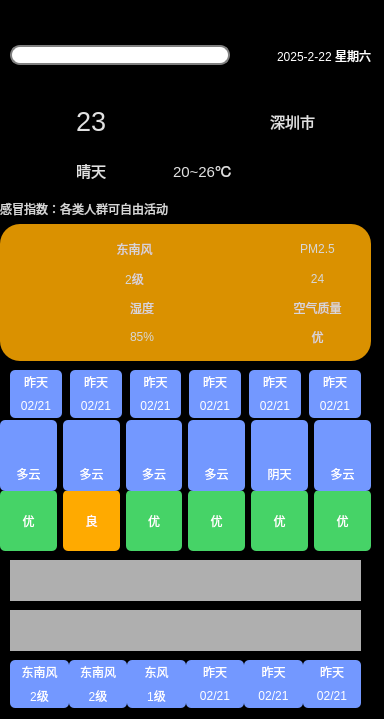
Above: WetherReport/widget.ui from fan0813/WetherReport before the change. Below: the same form after it.
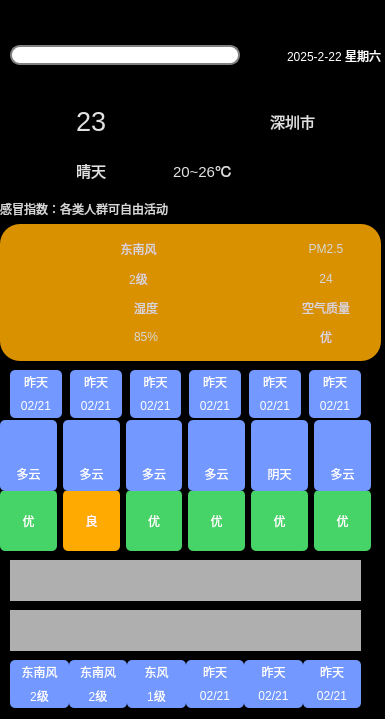
That is the form after the change. Icons and pictures are not drawn.

Patch:
```diff
--- a/WetherReport/widget.ui
+++ b/WetherReport/widget.ui
@@ -6,7 +6,7 @@
    <rect>
     <x>0</x>
     <y>0</y>
-    <width>384</width>
+    <width>385</width>
     <height>719</height>
    </rect>
   </property>
@@ -21,7 +21,7 @@
     <rect>
      <x>0</x>
      <y>200</y>
-     <width>371</width>
+     <width>381</width>
      <height>161</height>
     </rect>
    </property>
@@ -259,14 +259,14 @@
     <rect>
      <x>0</x>
      <y>100</y>
-     <width>371</width>
+     <width>381</width>
      <height>91</height>
     </rect>
    </property>
    <property name="styleSheet">
     <string notr="true">color: rgb(225, 225, 225);</string>
    </property>
-   <widget class="QWidget" name="">
+   <widget class="QWidget" name="layoutWidget">
     <property name="geometry">
      <rect>
       <x>10</x>
@@ -370,7 +370,7 @@
     <rect>
      <x>10</x>
      <y>20</y>
-     <width>361</width>
+     <width>371</width>
      <height>71</height>
     </rect>
    </property>
@@ -389,7 +389,7 @@
      </widget>
     </item>
     <item>
-     <widget class="QLabel" name="labelSearch">
+     <widget class="QPushButton" name="pushButton">
       <property name="minimumSize">
        <size>
         <width>35</width>
@@ -402,14 +402,15 @@
         <height>35</height>
        </size>
       </property>
+      <property name="styleSheet">
+       <string notr="true">border-radius: 20px</string>
+      </property>
       <property name="text">
        <string/>
       </property>
-      <property name="pixmap">
-       <pixmap resource="res.qrc">:/res/6.png</pixmap>
-      </property>
-      <property name="scaledContents">
-       <bool>true</bool>
+      <property name="icon">
+       <iconset resource="res.qrc">
+        <normaloff>:/res/6.png</normaloff>:/res/6.png</iconset>
       </property>
      </widget>
     </item>
```
